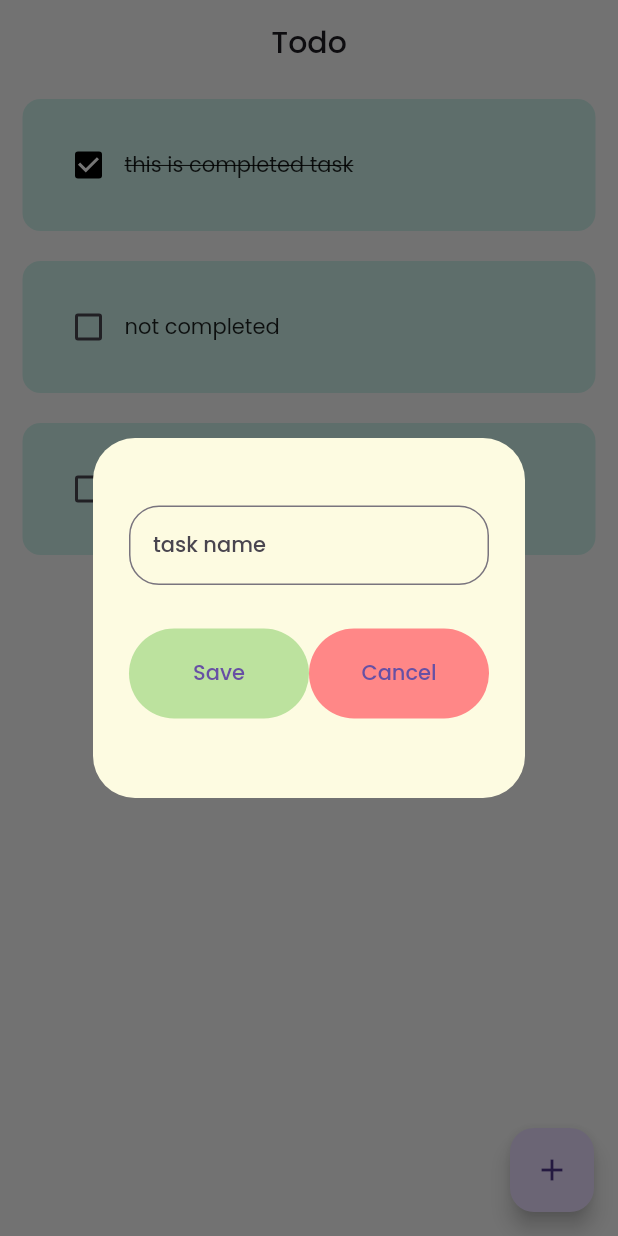
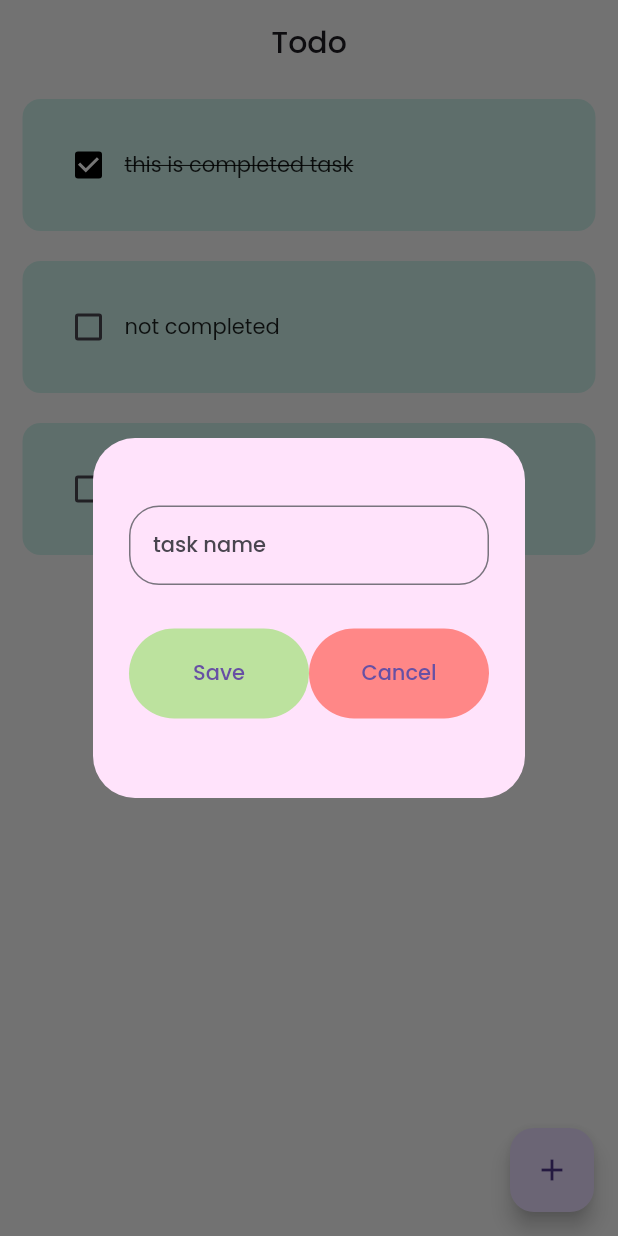
Before and after one commit to isnik09/ToDo-App, a Flutter app: the screen it shows after launch, after a tap on the "add" icon, on a phone screen of 412 x 824 dp. Run offline on Flutter 3.47's test engine with Material 2 defaults, Android fonts, the phone set to English and light mode, and no system bars; drawn by our look-alikes of flutter_slidable; our stand-ins replace google_fonts, hive, hive_flutter; accounts and stored records are empty.

Commit message:
added screenshots

```diff
--- a/lib/utils/colors.dart
+++ b/lib/utils/colors.dart
@@ -6,5 +6,5 @@ class AppColors {
   Color red = const Color.fromARGB(255, 255, 135, 135);
   Color green = const Color.fromARGB(255, 188, 226, 158);
   Color button = const Color.fromARGB(255, 249, 249, 249);
-  Color yellow = const Color.fromARGB(255, 253, 251, 225);
+  Color yellow = Color.fromARGB(255, 255, 227, 251);
 }
```
Also changed, not shown: 3 other files.
